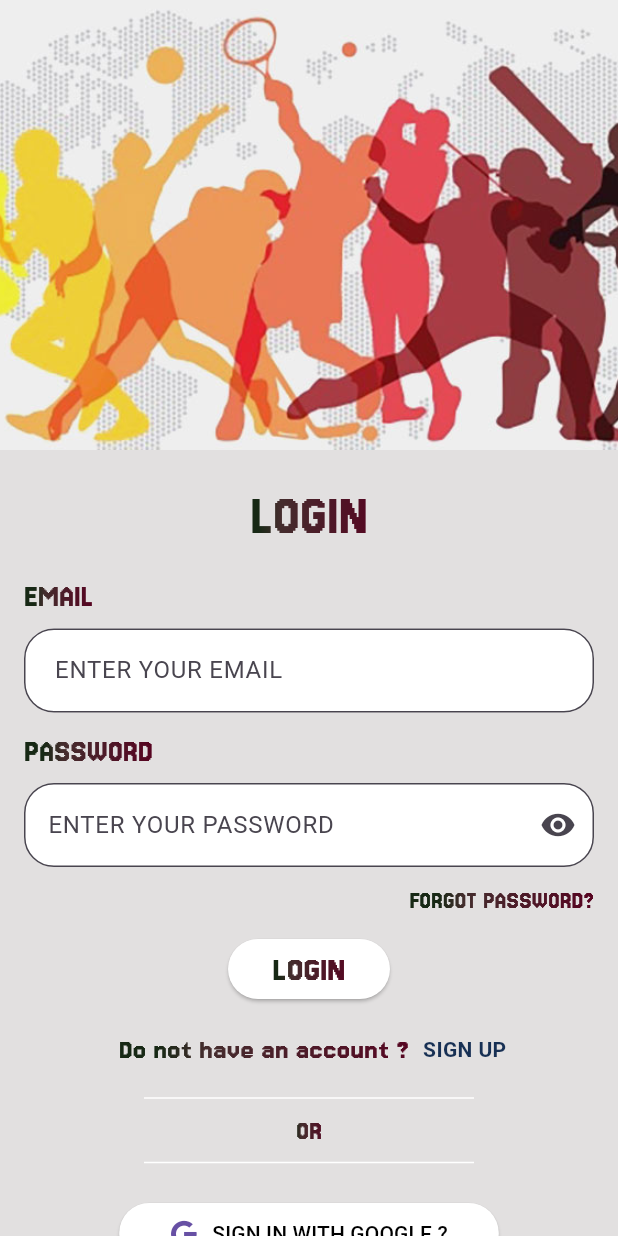
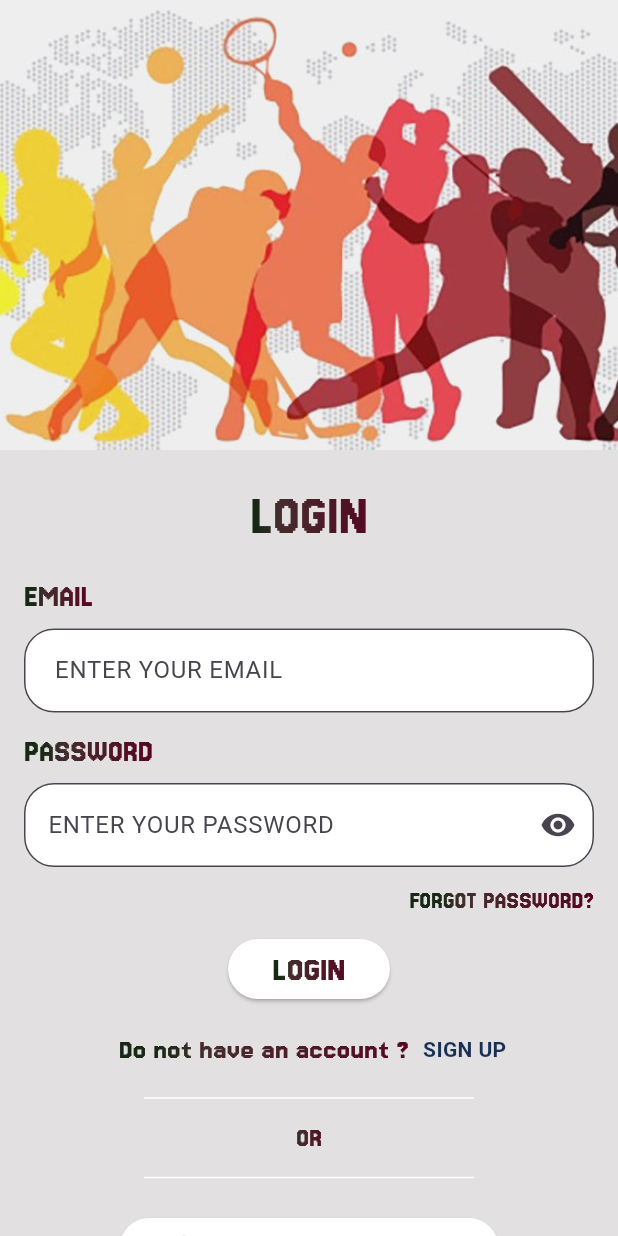
Before and after one commit to Khoderassaad/coachyp, a Flutter app: the screen it shows after launch, after a tap on the "exit to app" icon, on a phone screen of 412 x 824 dp. Run offline on Flutter 3.47's test engine with Material 3 defaults, Android fonts, the phone set to English and light mode, and no system bars; our stand-ins replace awesome_dialog, dartz, dio, firebase_auth, firebase_core, font_awesome_flutter and 1 more; missing offline and left inert: data_connection_checker_tv; accounts and stored records are empty.

Commit message:
mchen ntaakd

```diff
--- a/lib/features/Posts/presentation/pages/HomePage.dart
+++ b/lib/features/Posts/presentation/pages/HomePage.dart
@@ -17,24 +17,27 @@ class _HomePageState extends State<HomePage> {
       backgroundColor: AppColors.primary,
       body: Padding(
         padding: EdgeInsets.only(top: 50),
-        child: Container(
-          height: 800,
-          width: 400,
         child: Column(
+
           children: [
+
             Padding(
               padding: const EdgeInsets.all(8.0),
+
               child: Row(
+
                 mainAxisAlignment: MainAxisAlignment.spaceBetween,
                 children: [
+
                   IconButton(
                     onPressed: () {},
-                      icon: Icon(Icons.photo),
+                    icon: Icon(Icons.person),
                   ),
-                    SizedBox(
-                      width: 25,
+                  const SizedBox(
+                    width: 10,
                   ),
-                    ShaderMask(
+                  Center(
+                    child: ShaderMask(
                       shaderCallback: (bounds) {
                         return myLinearGradient().createShader(bounds);
                       },
@@ -42,11 +45,13 @@ class _HomePageState extends State<HomePage> {
                         " COACHY ",
                         style: TextStyle(
                             color: Colors.amberAccent,
-                            fontSize: 40,
+                            fontSize: 50,
                             fontFamily: 'Jersey15'),
                       ),
                     ),
+                  ),
                   Row(
+                    mainAxisAlignment: MainAxisAlignment.end,
                     children: [
                       IconButton(onPressed: () {}, icon: Icon(Icons.search)),
                       IconButton(
@@ -60,8 +65,6 @@ class _HomePageState extends State<HomePage> {
 
           ],
         ),
-
-        ),
       ),
       floatingActionButton: FloatingActionButton(
           onPressed: () async {
--- a/lib/features/auth/presentation/pages/login.dart
+++ b/lib/features/auth/presentation/pages/login.dart
@@ -250,6 +250,7 @@ class _LoginState extends State<Login> {
                           indent: 80,
                           endIndent: 80,
                         ),
+                        SizedBox(height: 5,),
                         Center(
                           child: ShaderMask(
                             shaderCallback: (bounds) {
@@ -265,6 +266,7 @@ class _LoginState extends State<Login> {
                             ),
                           ),
                         ),
+                        SizedBox(height: 5,),
                         const Divider(
                           color: Colors.white,
                           indent: 80,
```
Also changed, not shown: lib/features/Posts/presentation/widget/slider.dart (added). Lines whose indentation alone changed are shown as unchanged.
